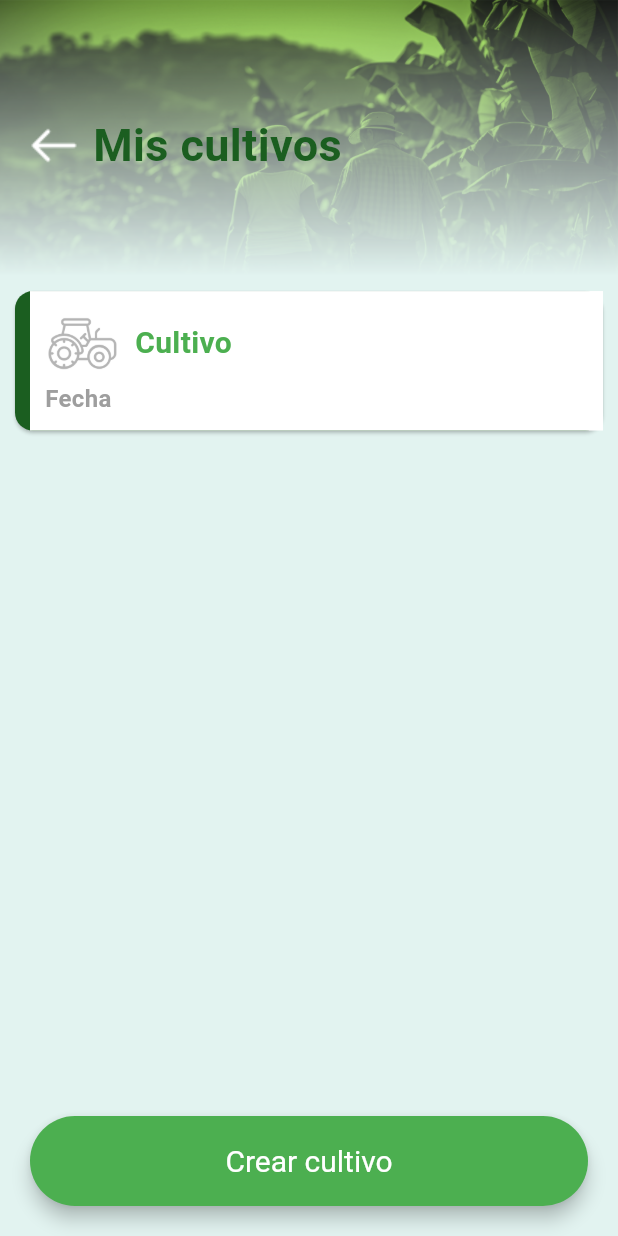
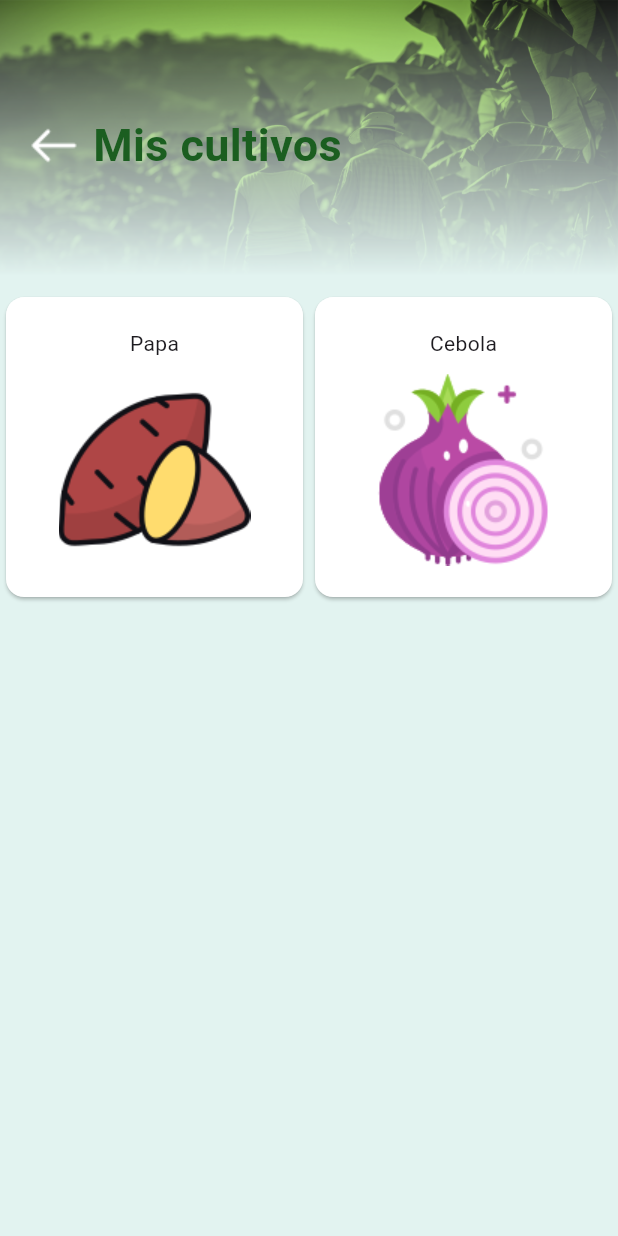
Before and after one commit to DubanMantillaCorredor/MiAppAgro, a Flutter app: the MyFarmingPage screen opened by its route, on a phone screen of 412 x 824 dp. Run offline on Flutter 3.47's test engine with Material 3 defaults, Android fonts, the phone set to English and light mode, and no system bars.

Commit message:
Se construye las vistas

```diff
--- /dev/null
+++ b/lib/Controllers/MyFarming/FormNoteComtroller.dart
@@ -0,0 +1,3 @@
+class FormNoteController {
+
+}
--- a/lib/Pages/MyFarming/MyFarmingPage.dart
+++ b/lib/Pages/MyFarming/MyFarmingPage.dart
@@ -21,69 +21,52 @@ class _MyFarmingPageState extends State<MyFarmingPage> {
       body: Column(
         children: [
           AppBarPage(LabelConfiguration.myfarming_title_appbar, context),
-          Expanded(child: ListView(
+          Expanded(
+              child: ListView(
             children: [
-              myFarmingCard()
+              Row(
+                children: [
+                  Expanded(
+                      child: farmingCard(
+                          "Papa",
+                          "lib/Resources/Images/potato.png",
+                          "31bfea98-78cf-4515-9e8d-270db6a51641")),
+                  Expanded(
+                      child: farmingCard(
+                          "Cebola",
+                          "lib/Resources/Images/onion.png",
+                          "a455ac77-03e6-4ae7-9dde-a1206850bd6a")),
+                ],
+              )
             ],
           )),
-          Container(
-            height: 60,
-            width: double.maxFinite,
-            margin: EdgeInsets.all(ViewConfiguration.PaddingContainer),
-            child: ElevatedButton(
-                onPressed: null,
-                style: WidgetStyles.ButtonSynchronize,
-                child: Text(LabelConfiguration.myFarming_create_new_farming_button)),
-          )
         ],
       ),
     );
   }
 
-  Widget myFarmingCard() {
-    double imageSize = 50;
-    return InkWell(
-      onTap: (){
-        print(3);
-        Navigator.pushNamed(context, '/myFarming/cultivationDiary');
-      },
-      child: Card(
-        margin: EdgeInsets.fromLTRB(10, 0, 10, 20),
-        color: Colors.green.shade900,
-        child: Row(
-          children: [
-            SizedBox(width: 10),
-            Expanded(
-              child: Container(
-                padding: EdgeInsets.all(10),
-                //height: 200,
-                color: Colors.white,
-                child:  Column(
-                  crossAxisAlignment: CrossAxisAlignment.start,
-                  children: [
-                    Row(
-                      children: [
-                        Image.asset("lib/Resources/Images/tractor.png", height: imageSize, width: imageSize),
-                        SizedBox(width: 10),
-                        const Text("Cultivo",
-                            style: TextStyle(
-                                fontSize: 20,
-                                fontWeight: FontWeight.bold,
-                                color: Colors.green))
-                      ],
-                    ),
-                    const Text("Fecha",
-                        style: TextStyle(
-                            fontSize: 16,
-                            fontWeight: FontWeight.bold,
-                            color: Colors.grey)),
-                  ],
-                ),
-              ),
-            )
-          ],
-        ),
-      ),
+  Widget farmingCard(String title, String image, String id) {
+    return Card(
+      color: Colors.white,
+      child: InkWell(
+          onTap: () {
+            Navigator.pushNamed(
+                context, '/cultivationDiary',
+                arguments: {
+                  "id": id,
+                  "title": title
+                }
+            );
+          },
+          child: Container(
+            height: 200,
+            padding: EdgeInsets.all(10),
+            child: Column(
+              mainAxisAlignment: MainAxisAlignment.center,
+              crossAxisAlignment: CrossAxisAlignment.center,
+              children: [Text(title), SizedBox(height: 10), Image.asset(image)],
+            ),
+          )),
     );
   }
 }
--- a/lib/Resources/LabelConfiguration.dart
+++ b/lib/Resources/LabelConfiguration.dart
@@ -12,4 +12,5 @@ class LabelConfiguration{
   static String calculatefertilizer_ppm_amount = "Cantidad ppm";
   static String calculatefertilizer_it_is_oxidation = "Es oxidada";
   static String myFarming_create_new_farming_button = "Crear cultivo";
+  static String save_button = "Guardar";
 }
--- a/pubspec.yaml
+++ b/pubspec.yaml
@@ -67,6 +67,8 @@ flutter:
     - lib/Resources/Images/arrow_left.png
     - lib/Resources/Images/tractor.png
     - lib/Resources/Images/pencil.png
+    - lib/Resources/Images/onion.png
+    - lib/Resources/Images/potato.png
   #   - images/a_dot_burr.jpeg
   #   - images/a_dot_ham.jpeg
 
```
Also changed, not shown: lib/Pages/MyFarming/CultivationDiaryPage.dart (+17 -2 lines), lib/Pages/MyFarming/FormNotePage.dart (added, +66 -0 lines), lib/main.dart (+7 -3 lines), lib/Pages/PartialPage/AppBarPartialPage.dart (line endings or trailing spaces), lib/Resources/Images/onion.png (added), lib/Resources/Images/potato.png (added).
